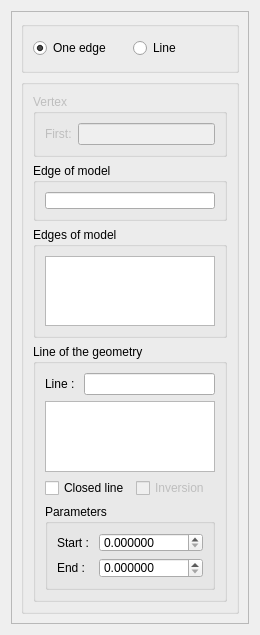
SalomePlatform/hexablock, file src/HEXABLOCKGUI/EdgeAssoc_QTD.ui: the form before one commit.
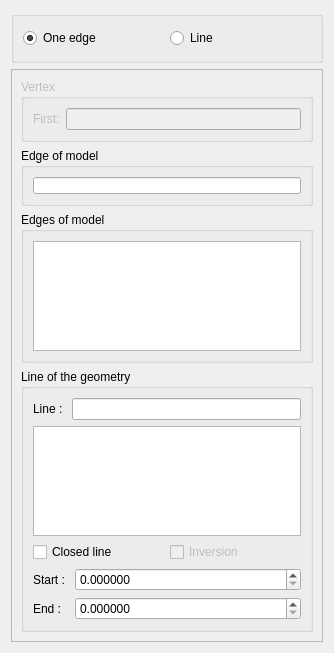
The form after the commit.

```diff
--- a/src/HEXABLOCKGUI/EdgeAssoc_QTD.ui
+++ b/src/HEXABLOCKGUI/EdgeAssoc_QTD.ui
@@ -6,8 +6,8 @@
    <rect>
     <x>0</x>
     <y>0</y>
-    <width>260</width>
-    <height>635</height>
+    <width>334</width>
+    <height>653</height>
    </rect>
   </property>
   <property name="sizePolicy">
@@ -26,6 +26,47 @@
    <string>Edge(s) Association</string>
   </property>
   <layout class="QVBoxLayout" name="verticalLayout_4">
+   <item>
+    <widget class="QGroupBox" name="groupBox_3">
+     <property name="minimumSize">
+      <size>
+       <width>0</width>
+       <height>52</height>
+      </size>
+     </property>
+     <property name="maximumSize">
+      <size>
+       <width>16777215</width>
+       <height>52</height>
+      </size>
+     </property>
+     <property name="title">
+      <string/>
+     </property>
+     <layout class="QHBoxLayout" name="horizontalLayout_2">
+      <item>
+       <widget class="QRadioButton" name="single_rb">
+        <property name="text">
+         <string>One edge</string>
+        </property>
+        <property name="checked">
+         <bool>true</bool>
+        </property>
+       </widget>
+      </item>
+      <item>
+       <widget class="QRadioButton" name="multiple_rb">
+        <property name="text">
+         <string>Line</string>
+        </property>
+        <property name="checked">
+         <bool>false</bool>
+        </property>
+       </widget>
+      </item>
+     </layout>
+    </widget>
+   </item>
    <item>
     <widget class="QScrollArea" name="scrollArea">
      <property name="sizePolicy">
@@ -48,65 +89,12 @@
        <rect>
         <x>0</x>
         <y>0</y>
-        <width>222</width>
-        <height>654</height>
+        <width>314</width>
+        <height>575</height>
        </rect>
       </property>
       <layout class="QVBoxLayout" name="verticalLayout_2">
        <item>
-        <widget class="QGroupBox" name="groupBox_3">
-         <property name="minimumSize">
-          <size>
-           <width>0</width>
-           <height>52</height>
-          </size>
-         </property>
-         <property name="maximumSize">
-          <size>
-           <width>16777215</width>
-           <height>52</height>
-          </size>
-         </property>
-         <property name="title">
-          <string/>
-         </property>
-         <layout class="QHBoxLayout" name="horizontalLayout_2">
-          <item>
-           <widget class="QRadioButton" name="single_rb">
-            <property name="text">
-             <string>One edge</string>
-            </property>
-            <property name="checked">
-             <bool>true</bool>
-            </property>
-           </widget>
-          </item>
-          <item>
-           <widget class="QRadioButton" name="multiple_rb">
-            <property name="text">
-             <string>Line</string>
-            </property>
-            <property name="checked">
-             <bool>false</bool>
-            </property>
-           </widget>
-          </item>
-         </layout>
-        </widget>
-       </item>
-       <item>
-        <widget class="QGroupBox" name="groupBox_2">
-         <property name="minimumSize">
-          <size>
-           <width>5</width>
-           <height>0</height>
-          </size>
-         </property>
-         <property name="title">
-          <string/>
-         </property>
-         <layout class="QVBoxLayout" name="verticalLayout_5">
-          <item>
            <widget class="QGroupBox" name="vertex_gb">
             <property name="enabled">
              <bool>false</bool>
@@ -270,22 +258,6 @@
               </layout>
              </item>
              <item>
-              <widget class="QGroupBox" name="groupBox">
-               <property name="minimumSize">
-                <size>
-                 <width>0</width>
-                 <height>86</height>
-                </size>
-               </property>
-               <property name="maximumSize">
-                <size>
-                 <width>16777215</width>
-                 <height>16777215</height>
-                </size>
-               </property>
-               <property name="title">
-                <string>Parameters</string>
-               </property>
                <layout class="QFormLayout" name="formLayout">
                 <item row="0" column="0">
                  <widget class="QLabel" name="label_2">
@@ -328,10 +300,6 @@
                  </widget>
                 </item>
                </layout>
-              </widget>
-             </item>
-            </layout>
-           </widget>
           </item>
          </layout>
         </widget>
```
Left out of the diff: 58 changed lines with no effect on the pictures. Lines whose indentation alone changed are shown as unchanged.
